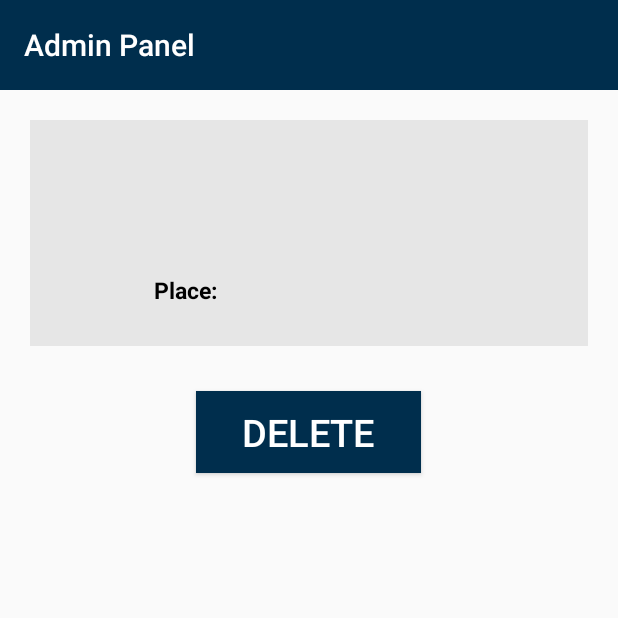
After one commit to bordia98/CodeFunDo-2018, an Android app: the Delete_record screen opened directly, with no data from a screen before it, on a phone screen of 412 x 824 dp, the top half of it. The commit adds this screen. Run offline under Robolectric (Android 15) with nearby library versions, the phone set to English and light mode, and no system bars; libraries missing offline, so code that uses them is left out: com.microsoft.windowsazure, com.squareup.okhttp; 4 statements that could not run were skipped.

Commit message:
admin base layout done

```diff
--- /dev/null
+++ b/D_Plan/app/src/main/java/com/example/d_plan/Delete_record.java
@@ -0,0 +1,189 @@
+package com.example.d_plan;
+
+import android.app.AlertDialog;
+import android.content.Intent;
+import android.graphics.PorterDuff;
+import android.os.AsyncTask;
+import android.os.Build;
+import android.support.v4.content.ContextCompat;
+import android.support.v7.app.AppCompatActivity;
+import android.os.Bundle;
+import android.support.v7.widget.Toolbar;
+import android.view.View;
+import android.widget.Button;
+import android.widget.EditText;
+import android.widget.TextView;
+import android.widget.Toast;
+
+import com.microsoft.windowsazure.mobileservices.MobileServiceClient;
+import com.microsoft.windowsazure.mobileservices.http.OkHttpClientFactory;
+import com.microsoft.windowsazure.mobileservices.table.MobileServiceTable;
+import com.microsoft.windowsazure.mobileservices.table.sync.MobileServiceSyncContext;
+import com.microsoft.windowsazure.mobileservices.table.sync.localstore.ColumnDataType;
+import com.microsoft.windowsazure.mobileservices.table.sync.localstore.MobileServiceLocalStoreException;
+import com.microsoft.windowsazure.mobileservices.table.sync.localstore.SQLiteLocalStore;
+import com.microsoft.windowsazure.mobileservices.table.sync.synchandler.SimpleSyncHandler;
+import com.squareup.okhttp.OkHttpClient;
+
+import java.net.MalformedURLException;
+import java.util.HashMap;
+import java.util.Map;
+import java.util.concurrent.ExecutionException;
+import java.util.concurrent.TimeUnit;
+
+public class Delete_record extends AppCompatActivity {
+
+
+    private MobileServiceClient mClient;
+    private MobileServiceTable<Disaster_List> dtable;
+    Button add_new_disaster;
+
+    String dtype,dloc,id;
+    TextView tpye,loc;
+
+    @Override
+    protected void onCreate(Bundle savedInstanceState) {
+        super.onCreate(savedInstanceState);
+        setContentView(R.layout.activity_delete_record);
+        Toolbar toolbar =(Toolbar)findViewById(R.id.my_toolbar);
+        assert toolbar != null;
+        toolbar.setTitle("Admin Panel");
+        toolbar.getOverflowIcon().setColorFilter(ContextCompat.getColor(this, R.color.common_google_signin_btn_text_light_default), PorterDuff.Mode.SRC_ATOP);
+        setSupportActionBar(toolbar);
+        dtype = getIntent().getStringExtra("dtype");
+        dloc = getIntent().getStringExtra("dloc");
+        id = getIntent().getStringExtra("id");
+
+        try {
+            mClient = new MobileServiceClient("https://d-plan.azurewebsites.net", this);
+
+            // Extend timeout from default of 10s to 20s
+            mClient.setAndroidHttpClientFactory(new OkHttpClientFactory() {
+                @Override
+                public OkHttpClient createOkHttpClient() {
+                    OkHttpClient client = new OkHttpClient();
+                    client.setReadTimeout(20, TimeUnit.SECONDS);
+                    client.setWriteTimeout(20, TimeUnit.SECONDS);
+                    return client;
+                }
+            });
+
+            tpye= (TextView)findViewById(R.id.dtype);
+            loc = (TextView)findViewById(R.id.dloc);
+            tpye.setText(dtype);
+            loc.setText(dloc);
+            dtable = mClient.getTable(Disaster_List.class);
+            initLocalStore().get();
+            Button delte = (Button)findViewById(R.id.delete);
+            delte.setOnClickListener(new View.OnClickListener() {
+                @Override
+                public void onClick(View v) {
+                    delete_record();
+                }
+            });
+        } catch (MalformedURLException e) {
+            createAndShowDialog(new Exception("There was an error creating the Mobile Service. Verify the URL"), "Error");
+        } catch (Exception e){
+            createAndShowDialog(e, "Error");
+        }
+    }
+
+    @Override
+    public void onBackPressed() {
+        Intent i = new Intent(getApplicationContext(),Admin_Panel.class);
+        i.putExtra("role","admin");
+        startActivity(i);
+        super.onBackPressed();
+    }
+
+    private void delete_record() {
+        if (mClient == null) {
+            return;
+        }
+
+        AsyncTask<Void, Void, Void> task = new AsyncTask<Void, Void, Void>(){
+            @Override
+            protected Void doInBackground(Void... params) {
+                try {
+                    dtable.delete(id);
+                } catch (final Exception e) {
+                    createAndShowDialogFromTask(e, "Error");
+                }
+
+                return null;
+            }
+        };
+        runAsyncTask(task);
+        Toast.makeText(getApplicationContext(),"Record is Deleted",Toast.LENGTH_SHORT).show();
+        Intent i = new Intent(getApplicationContext(),Admin_Panel.class);
+        startActivity(i);
+    }
+
+    private AsyncTask<Void, Void, Void> initLocalStore() throws MobileServiceLocalStoreException, ExecutionException, InterruptedException {
+
+        AsyncTask<Void, Void, Void> task = new AsyncTask<Void, Void, Void>() {
+            @Override
+            protected Void doInBackground(Void... params) {
+                try {
+
+                    MobileServiceSyncContext syncContext = mClient.getSyncContext();
+
+                    if (syncContext.isInitialized())
+                        return null;
+
+                    SQLiteLocalStore localStore = new SQLiteLocalStore(mClient.getContext(), "OfflineStore", null, 1);
+
+                    Map<String, ColumnDataType> tableDefinition = new HashMap<String, ColumnDataType>();
+                    tableDefinition.put("id", ColumnDataType.String);
+                    tableDefinition.put("dname", ColumnDataType.String);
+                    tableDefinition.put("complete", ColumnDataType.Boolean);
+
+                    localStore.defineTable("Disaster", tableDefinition);
+
+                    SimpleSyncHandler handler = new SimpleSyncHandler();
+
+                    syncContext.initialize(localStore, handler).get();
+
+                } catch (final Exception e) {
+                    createAndShowDialogFromTask(e, "Error");
+                }
+
+                return null;
+            }
+        };
+
+        return runAsyncTask(task);
+    }
+
+    private AsyncTask<Void, Void, Void> runAsyncTask(AsyncTask<Void, Void, Void> task) {
+        if (Build.VERSION.SDK_INT >= Build.VERSION_CODES.HONEYCOMB) {
+            return task.executeOnExecutor(AsyncTask.THREAD_POOL_EXECUTOR);
+        } else {
+            return task.execute();
+        }
+    }
+
+    private void createAndShowDialogFromTask(final Exception exception, String title) {
+        runOnUiThread(new Runnable() {
+            @Override
+            public void run() {
+                createAndShowDialog(exception, "Error");
+            }
+        });
+    }
+
+    private void createAndShowDialog(Exception exception, String title) {
+        Throwable ex = exception;
+        if(exception.getCause() != null){
+            ex = exception.getCause();
+        }
+        createAndShowDialog(ex.getMessage(), title);
+    }
+
+    private void createAndShowDialog(final String message, final String title) {
+        final AlertDialog.Builder builder = new AlertDialog.Builder(this);
+        builder.setMessage(message);
+        builder.setTitle(title);
+        builder.create().show();
+    }
+}
--- a/D_Plan/app/src/main/java/com/example/d_plan/Disaster_itemAdapter.java
+++ b/D_Plan/app/src/main/java/com/example/d_plan/Disaster_itemAdapter.java
@@ -2,6 +2,7 @@ package com.example.d_plan;
 
 import android.app.Activity;
 import android.content.Context;
+import android.content.Intent;
 import android.view.LayoutInflater;
 import android.view.View;
 import android.view.ViewGroup;
@@ -46,10 +47,12 @@ public class Disaster_itemAdapter extends ArrayAdapter<Disaster_List> {
 
         TextView dtype = (TextView) row.findViewById(R.id.dtype);
         TextView dloc  = (TextView) row.findViewById(R.id.dloc);
+        TextView id = (TextView) row.findViewById(R.id.did);
         try {
             assert currentItem != null;
             dtype.setText(currentItem.getText_name());
             dloc.setText(currentItem.getText_place());
+            id.setText(currentItem.getId());
         }catch (Exception e){
             e.printStackTrace();
         }
@@ -58,8 +61,7 @@ public class Disaster_itemAdapter extends ArrayAdapter<Disaster_List> {
         dtype.setOnClickListener(new View.OnClickListener() {
             @Override
             public void onClick(View v) {
-                Toast.makeText(mContext,currentItem.getId(),Toast.LENGTH_SHORT).show();
-                Toast.makeText(mContext,currentItem.getText_place(),Toast.LENGTH_SHORT).show();
+                //do something
             }
         });
 //        row.setTag(currentItem);
--- /dev/null
+++ b/D_Plan/app/src/main/res/layout/activity_delete_record.xml
@@ -0,0 +1,89 @@
+<LinearLayout xmlns:android="http://schemas.android.com/apk/res/android"
+    xmlns:tools="http://schemas.android.com/tools"
+    xmlns:app="http://schemas.android.com/apk/res-auto"
+    android:id="@+id/LinearLayout1"
+    android:layout_width="match_parent"
+    android:layout_height="match_parent"
+    android:orientation="vertical">
+
+    <android.support.v7.widget.Toolbar
+        android:id="@+id/my_toolbar"
+        android:layout_width="match_parent"
+        android:layout_height="60dp"
+        android:background="#002e4d"
+        app:titleTextColor="#FFFFFF"
+        android:theme="@style/ThemeOverlay.AppCompat.ActionBar" />
+
+    <LinearLayout
+        android:layout_width="match_parent"
+        android:layout_height="wrap_content"
+        android:layout_margin="20dp"
+        android:background="#e6e6e6"
+        android:orientation="vertical"
+        android:padding="6dip" >
+
+        <LinearLayout
+            android:layout_width="match_parent"
+            android:layout_height="wrap_content"
+            android:layout_margin="5dp"
+            android:padding="10dp">
+
+            <TextView
+                android:layout_width="match_parent"
+                android:layout_height="wrap_content"
+                android:layout_gravity="center_horizontal"
+                android:gravity="center_horizontal"
+                android:id="@+id/dtype"
+                android:textStyle="bold"
+                android:textSize="25dp"
+                android:textColor="#000000"
+                android:padding="5dp"/>
+        </LinearLayout>
+
+        <LinearLayout
+            android:layout_width="match_parent"
+            android:layout_height="wrap_content"
+            android:layout_margin="5dp"
+            android:padding="10dp">
+
+            <TextView
+                android:layout_width="match_parent"
+                android:layout_height="wrap_content"
+                android:layout_gravity="center_horizontal"
+                android:gravity="center_horizontal"
+                android:text="Place:"
+                android:layout_weight="1"
+                android:textStyle="bold"
+                android:textSize="15dp"
+                android:textColor="#000000"
+                android:padding="5dp"/>
+
+            <TextView
+                android:layout_width="match_parent"
+                android:layout_height="wrap_content"
+                android:layout_gravity="center_horizontal"
+                android:gravity="center_horizontal"
+                android:text="__________"
+                android:id="@+id/dloc"
+                android:layout_weight="1"
+                android:textStyle="bold"
+                android:textSize="15dp"
+                android:textColor="#000000"
+                android:padding="5dp"/>
+
+        </LinearLayout>
+    </LinearLayout>
+
+    <Button
+        android:id="@+id/delete"
+        android:layout_width="150dp"
+        android:layout_height="wrap_content"
+        android:layout_gravity="center_horizontal"
+        android:layout_margin="10dp"
+        android:background="#002e4d"
+        android:padding="10dp"
+        android:text="Delete"
+        android:textColor="#FFFFFF"
+        android:textSize="25dp" />
+
+</LinearLayout>
```
Also changed, not shown: D_Plan/app/src/main/AndroidManifest.xml (+9 -5 lines), D_Plan/app/src/main/java/com/example/d_plan/Admin_Panel.java (+18 -2 lines), D_Plan/app/src/main/res/layout/dname_layout.xml (+16 -1 lines).
